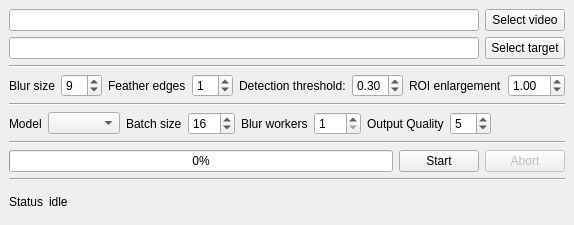
The window that dashcamcleaner/src/mainwindow.ui (tfaehse/DashcamCleaner) describes before a commit, drawn with Qt 5.
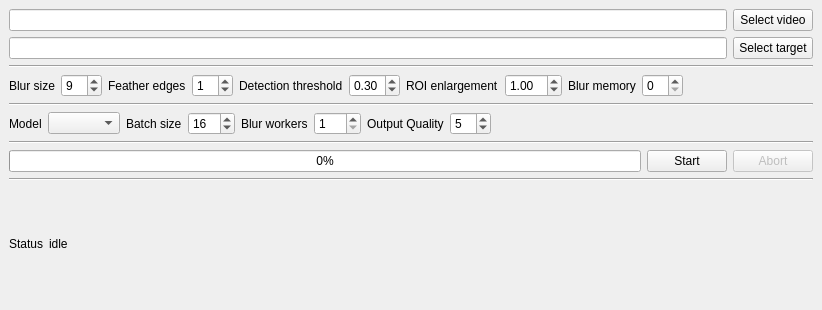
The same window after the commit.

Commit message:
Add global store for detections (#86)
- enables the blur memory again!
- experimental json-export available (all detections in one json file, two point bbox format)

```diff
--- a/dashcamcleaner/src/mainwindow.ui
+++ b/dashcamcleaner/src/mainwindow.ui
@@ -6,8 +6,8 @@
    <rect>
     <x>0</x>
     <y>0</y>
-    <width>531</width>
-    <height>225</height>
+    <width>822</width>
+    <height>310</height>
    </rect>
   </property>
   <property name="windowTitle">
@@ -97,7 +97,7 @@
       <item>
        <widget class="QLabel" name="label_5">
         <property name="text">
-         <string>Detection threshold:</string>
+         <string>Detection threshold</string>
         </property>
        </widget>
       </item>
@@ -137,6 +137,20 @@
         </property>
        </widget>
       </item>
+      <item>
+       <widget class="QLabel" name="label_10">
+        <property name="text">
+         <string>Blur memory</string>
+        </property>
+       </widget>
+      </item>
+      <item>
+       <widget class="QSpinBox" name="spin_memory">
+        <property name="maximum">
+         <number>10</number>
+        </property>
+       </widget>
+      </item>
       <item>
        <spacer name="horizontalSpacer_2">
         <property name="orientation">
```
The commit also changes 9 other files.
